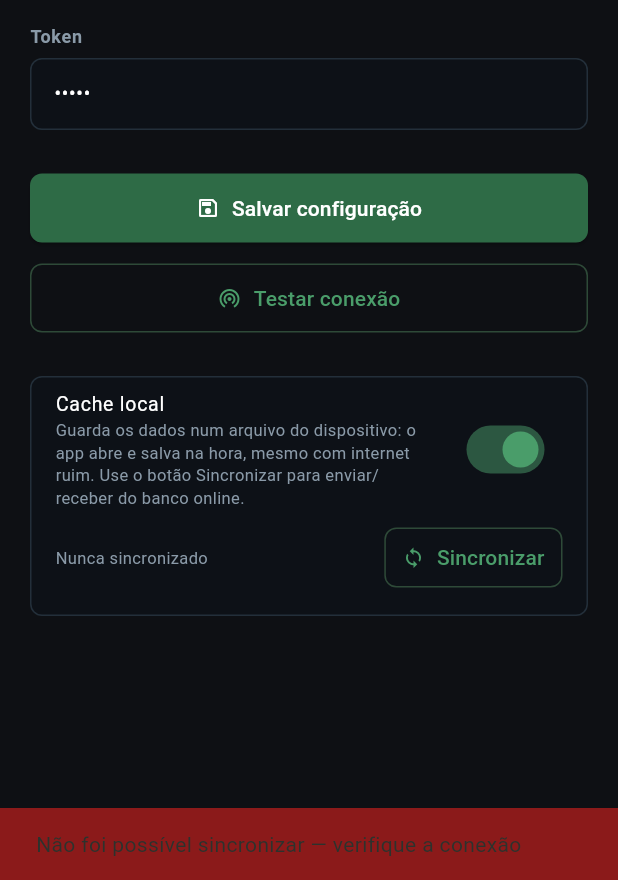
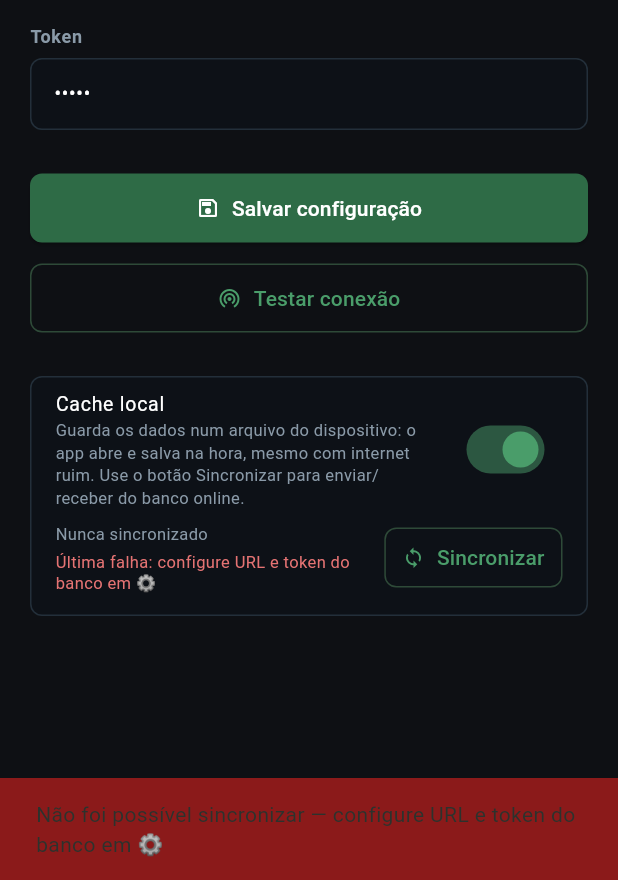
Before and after one commit to LeoLira1/Gondolas, a Flutter app: the ConfiguracaoPage screen opened directly, after a tap on "Sincronizar", on a phone screen of 412 x 824 dp, the part 356-1236 px from its top. Run offline on Flutter 3.47's test engine with Material 3 defaults, Android fonts, the phone set to English and light mode, and no system bars; our stand-ins replace shared_preferences; missing offline and left inert: libsql_dart; accounts and stored records are empty.

Commit message:
Mostra a causa real quando a sincronização falha
O botão Sincronizar exibia sempre a mesma mensagem genérica ('verifique
a conexão') para qualquer falha, porque TursoService.sincronizar()
engolia a exceção com catch (_). Token expirado, falta de internet,
timeout e erro do banco ficavam indistinguíveis — impossível diagnosticar
o erro reportado em produção.

- TursoService guarda ultimoErroSync com uma descrição curta e acionável
  da última falha (token inválido/expirado, sem internet, rede lenta,
  banco não configurado, ou a mensagem original truncada).
- Os avisos de falha nas três telas e na Configuração passam a incluir
  essa causa e ficam 6s na tela (sucesso continua 2s).
- A tela de Configuração mostra 'Última falha: …' de forma persistente
  ao lado da última sincronização.

Co-Authored-By: Claude Fable 5 <noreply@anthropic.com>
Claude-Session: https://claude.ai/code/session_01CQw3GjTJcfFQhwoN8rPeaA

```diff
--- a/lib/configuracao_page.dart
+++ b/lib/configuracao_page.dart
@@ -60,9 +60,10 @@ class _ConfiguracaoPageState extends State<ConfiguracaoPage> {
     ScaffoldMessenger.of(context).showSnackBar(SnackBar(
       content: Text(ok
           ? 'Sincronizado com o banco online ✓'
-          : 'Não foi possível sincronizar — verifique a conexão'),
+          : 'Não foi possível sincronizar — '
+              '${TursoService().ultimoErroSync ?? 'verifique a conexão'}'),
       backgroundColor: ok ? const Color(0xFF2e6b46) : const Color(0xFF8b1a1a),
-      duration: const Duration(seconds: 2),
+      duration: Duration(seconds: ok ? 2 : 6),
     ));
   }
 
@@ -240,10 +241,26 @@ class _ConfiguracaoPageState extends State<ConfiguracaoPage> {
                       padding: const EdgeInsets.fromLTRB(16, 0, 16, 14),
                       child: Row(children: [
                         Expanded(
-                          child: Text(
-                            _textoUltimaSync(),
-                            style: const TextStyle(
-                                color: Color(0xFF8a9aa8), fontSize: 11),
+                          child: Column(
+                            crossAxisAlignment: CrossAxisAlignment.start,
+                            children: [
+                              Text(
+                                _textoUltimaSync(),
+                                style: const TextStyle(
+                                    color: Color(0xFF8a9aa8), fontSize: 11),
+                              ),
+                              if (TursoService().ultimoErroSync != null) ...[
+                                const SizedBox(height: 4),
+                                Text(
+                                  'Última falha: '
+                                  '${TursoService().ultimoErroSync}',
+                                  style: const TextStyle(
+                                      color: Color(0xFFe57373),
+                                      fontSize: 11,
+                                      height: 1.3),
+                                ),
+                              ],
+                            ],
                           ),
                         ),
                         OutlinedButton.icon(
--- a/lib/turso_service.dart
+++ b/lib/turso_service.dart
@@ -38,6 +38,7 @@ class TursoService {
   bool      _modoLocal           = false;
   bool      _sincronizando       = false;
   DateTime? _ultimaSincronizacao;
+  String?   _ultimoErroSync;
 
   // Credenciais/modo da conexão ativa. Enquanto não mudarem, init()
   // reaproveita a conexão (e o esquema já criado) em vez de reconectar e
@@ -61,6 +62,10 @@ class TursoService {
   bool get sincronizando => _sincronizando;
 
   DateTime? get ultimaSincronizacao => _ultimaSincronizacao;
+
+  /// Descrição curta (para o usuário) do motivo da última falha de
+  /// sincronização, ou null se a última tentativa deu certo.
+  String? get ultimoErroSync => _ultimoErroSync;
 
   // Acessor para serviços satélite (ex: EstoqueLocalizadoService) reaproveitarem
   // esta mesma conexão, em vez de abrir uma segunda.
@@ -281,20 +286,59 @@ class TursoService {
   /// No modo remoto (sem cache local) não há o que empurrar: só renova o
   /// cache do catálogo em memória.
   Future<bool> sincronizar() async {
-    if (_sincronizando) return false;
-    if (!await _garantirConexao()) return false;
+    if (_sincronizando) {
+      _ultimoErroSync = 'já existe uma sincronização em andamento';
+      return false;
+    }
+    if (!await _garantirConexao()) {
+      final prefs = await SharedPreferences.getInstance();
+      final configurado = (prefs.getString(keyDbUrl) ?? '').isNotEmpty &&
+          (prefs.getString(keyDbToken) ?? '').isNotEmpty;
+      _ultimoErroSync = configurado
+          ? 'sem conexão com o banco — verifique a internet'
+          : 'configure URL e token do banco em ⚙️';
+      return false;
+    }
     _sincronizando = true;
     try {
       if (_modoLocal) await _client!.sync().timeout(_timeoutSync);
       _produtosCache   = null;
       _produtosCacheEm = null;
       await _registrarSincronizacao();
+      _ultimoErroSync = null;
       return true;
-    } catch (_) {
+    } catch (e) {
+      _ultimoErroSync = _descreverErroSync(e);
       return false;
     } finally {
       _sincronizando = false;
     }
+  }
+
+  /// Traduz a exceção do sync numa dica curta e acionável — a causa real
+  /// (token expirado ≠ sem internet ≠ demora da rede) muda o que o usuário
+  /// precisa fazer para resolver.
+  String _descreverErroSync(Object e) {
+    if (e is TimeoutException) {
+      return 'a rede demorou demais para responder — tente novamente';
+    }
+    final msg   = e.toString().replaceAll('\n', ' ').trim();
+    final lower = msg.toLowerCase();
+    if (lower.contains('401') ||
+        lower.contains('unauthorized') ||
+        lower.contains('forbidden') ||
+        lower.contains('auth')) {
+      return 'token inválido ou expirado — confira em ⚙️';
+    }
+    if (lower.contains('dns') ||
+        lower.contains('socket') ||
+        lower.contains('network') ||
+        lower.contains('connection refused') ||
+        lower.contains('failed to connect') ||
+        lower.contains('timed out')) {
+      return 'sem conexão com o banco — verifique a internet';
+    }
+    return msg.length > 140 ? '${msg.substring(0, 140)}…' : msg;
   }
 
   // Garante que existe conexão antes de uma query: se o init() disparado na
```
Also changed, not shown: lib/main.dart (+9 -6 lines).
